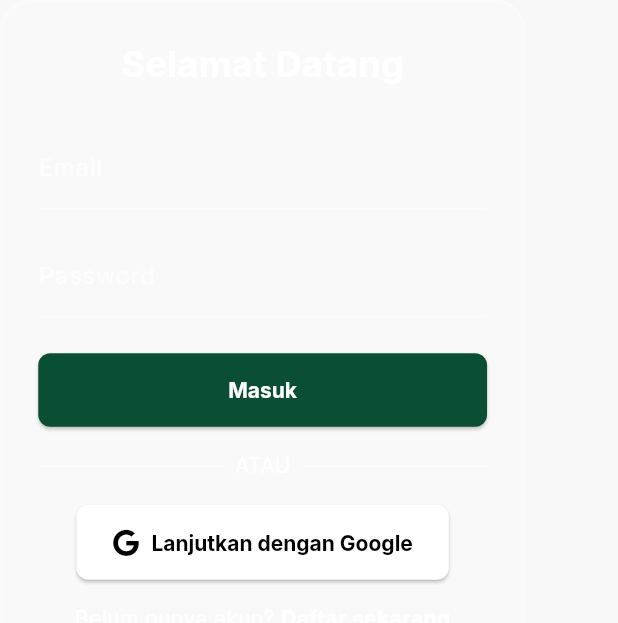
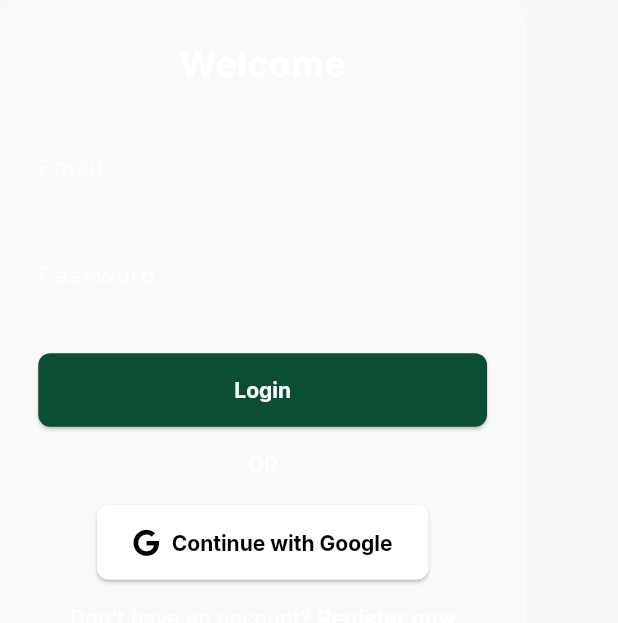
Before and after one commit to AlvindraRamadhan/E-commerce_Ruang, a Flutter app: the LoginForm widget shown alone on an empty page, opened directly with empty values, on a phone screen of 412 x 824 dp. Shown: the top 623 px of the screen. Run offline on Flutter 3.47's test engine with Material 3 defaults, Android fonts, the phone set to English and light mode, and no system bars; our stand-ins replace cloud_firestore, firebase_auth, firebase_core, flip_card, flutter_animate, font_awesome_flutter and 6 more; accounts and stored records are empty; network calls fail.

Commit message:
feat(l10n): Implement localization for onboarding and auth pages

```diff
--- a/lib/l10n/app_strings.dart
+++ b/lib/l10n/app_strings.dart
@@ -38,6 +38,11 @@ class AppStrings {
     'haveAccount': 'Already have an account?',
     'loginHere': 'Login here',
     'or': 'OR',
+    'loginFailedTitle': 'Login Failed',
+    'loginFailedDesc':
+        'The email or password you entered is incorrect or not registered.',
+    'tryAgain': 'Try Again',
+    'passwordMismatch': 'Passwords do not match.',
   };
 
   static const Map<String, String> _id = {
@@ -77,9 +82,13 @@ class AppStrings {
     'haveAccount': 'Sudah punya akun?',
     'loginHere': 'Masuk di sini',
     'or': 'ATAU',
+    'loginFailedTitle': 'Login Gagal',
+    'loginFailedDesc':
+        'Email atau password yang Anda masukkan salah atau belum terdaftar.',
+    'tryAgain': 'Coba Lagi',
+    'passwordMismatch': 'Password tidak cocok.',
   };
 
-  // Logika baru: Terima Locale, kembalikan String yang benar
   static String get(Locale locale, String key) {
     if (locale.languageCode == 'id') {
       return _id[key] ?? key;
--- a/lib/presentation/screens/auth/auth_page.dart
+++ b/lib/presentation/screens/auth/auth_page.dart
@@ -2,6 +2,9 @@ import 'dart:ui';
 import 'package:flip_card/flip_card.dart';
 import 'package:flutter/material.dart';
 import 'package:lottie/lottie.dart';
+import 'package:provider/provider.dart';
+import 'package:ruang/l10n/app_strings.dart';
+import 'package:ruang/presentation/providers/locale_provider.dart';
 import 'package:ruang/presentation/screens/main/main_screen.dart';
 import 'package:ruang/services/auth_service.dart';
 import 'package:font_awesome_flutter/font_awesome_flutter.dart';
@@ -64,8 +67,9 @@ class _LoginFormState extends State<LoginForm> {
   final _passwordController = TextEditingController();
   bool _isLoading = false;
 
-  // DIALOG ERROR
   void _showErrorDialog() {
+    // Ambil locale di dalam method, karena context tersedia di sini
+    final locale = context.read<LocaleProvider>().locale;
     showDialog(
       context: context,
       builder: (context) {
@@ -78,12 +82,12 @@ class _LoginFormState extends State<LoginForm> {
               Lottie.asset('assets/images/failed.json', width: 120),
               const SizedBox(height: 16),
               Text(
-                'Login Gagal',
+                AppStrings.get(locale, 'loginFailedTitle'),
                 style: Theme.of(context).textTheme.titleLarge,
               ),
               const SizedBox(height: 8),
-              const Text(
-                "Email atau password yang Anda masukkan salah atau belum terdaftar.",
+              Text(
+                AppStrings.get(locale, 'loginFailedDesc'),
                 textAlign: TextAlign.center,
               ),
             ],
@@ -95,11 +99,11 @@ class _LoginFormState extends State<LoginForm> {
                 Navigator.of(context).pop();
                 widget.onFlip();
               },
-              child: const Text('Daftar'),
+              child: Text(AppStrings.get(locale, 'register')),
             ),
             TextButton(
               onPressed: () => Navigator.of(context).pop(),
-              child: const Text('Coba Lagi'),
+              child: Text(AppStrings.get(locale, 'tryAgain')),
             )
           ],
         );
@@ -155,22 +159,27 @@ class _LoginFormState extends State<LoginForm> {
 
   @override
   Widget build(BuildContext context) {
+    final locale = context.watch<LocaleProvider>().locale;
     return AuthCard(
       isLoading: _isLoading,
-      title: 'Selamat Datang',
+      title: AppStrings.get(locale, 'welcome'),
       fields: [
-        AuthTextField(controller: _emailController, labelText: 'Email'),
+        AuthTextField(
+            controller: _emailController,
+            labelText: AppStrings.get(locale, 'email')),
         const SizedBox(height: 16),
         AuthTextField(
             controller: _passwordController,
-            labelText: 'Password',
+            labelText: AppStrings.get(locale, 'password'),
             obscureText: true),
       ],
-      primaryButtonText: 'Masuk',
+      primaryButtonText: AppStrings.get(locale, 'login'),
       onPrimaryButtonPressed: _signIn,
+      googleButtonText: AppStrings.get(locale, 'loginGoogle'),
       onGoogleButtonPressed: _signInWithGoogle,
-      secondaryText: 'Belum punya akun? ',
-      secondaryButtonText: 'Daftar sekarang',
+      separatorText: AppStrings.get(locale, 'or'),
+      secondaryText: '${AppStrings.get(locale, 'noAccount')} ',
+      secondaryButtonText: AppStrings.get(locale, 'registerNow'),
       onSecondaryButtonPressed: widget.onFlip,
     );
   }
@@ -191,10 +200,11 @@ class _RegisterFormState extends State<RegisterForm> {
   bool _isLoading = false;
 
   Future<void> _signUp() async {
+    final locale = context.read<LocaleProvider>().locale;
     if (_passwordController.text.trim() !=
         _confirmPasswordController.text.trim()) {
-      ScaffoldMessenger.of(context)
-          .showSnackBar(const SnackBar(content: Text("Password tidak cocok.")));
+      ScaffoldMessenger.of(context).showSnackBar(
+          SnackBar(content: Text(AppStrings.get(locale, 'passwordMismatch'))));
       return;
     }
     setState(() => _isLoading = true);
@@ -230,26 +240,29 @@ class _RegisterFormState extends State<RegisterForm> {
 
   @override
   Widget build(BuildContext context) {
+    final locale = context.watch<LocaleProvider>().locale;
     return AuthCard(
       isLoading: _isLoading,
-      title: 'Buat Akun Baru',
+      title: AppStrings.get(locale, 'createAccount'),
       fields: [
-        AuthTextField(controller: _emailController, labelText: 'Email'),
+        AuthTextField(
+            controller: _emailController,
+            labelText: AppStrings.get(locale, 'email')),
         const SizedBox(height: 16),
         AuthTextField(
             controller: _passwordController,
-            labelText: 'Password',
+            labelText: AppStrings.get(locale, 'password'),
             obscureText: true),
         const SizedBox(height: 16),
         AuthTextField(
             controller: _confirmPasswordController,
-            labelText: 'Konfirmasi Password',
+            labelText: AppStrings.get(locale, 'confirmPassword'),
             obscureText: true),
       ],
-      primaryButtonText: 'Daftar',
+      primaryButtonText: AppStrings.get(locale, 'register'),
       onPrimaryButtonPressed: _signUp,
-      secondaryText: 'Sudah punya akun? ',
-      secondaryButtonText: 'Masuk di sini',
+      secondaryText: '${AppStrings.get(locale, 'haveAccount')} ',
+      secondaryButtonText: AppStrings.get(locale, 'loginHere'),
       onSecondaryButtonPressed: widget.onFlip,
     );
   }
@@ -262,10 +275,13 @@ class AuthCard extends StatelessWidget {
   final List<Widget> fields;
   final String primaryButtonText;
   final VoidCallback onPrimaryButtonPressed;
+  final String? googleButtonText;
   final VoidCallback? onGoogleButtonPressed;
+  final String? separatorText;
   final String secondaryText;
   final String secondaryButtonText;
   final VoidCallback onSecondaryButtonPressed;
+
   const AuthCard({
     super.key,
     required this.isLoading,
@@ -273,11 +289,14 @@ class AuthCard extends StatelessWidget {
     required this.fields,
     required this.primaryButtonText,
     required this.onPrimaryButtonPressed,
+    this.googleButtonText,
     this.onGoogleButtonPressed,
+    this.separatorText,
     required this.secondaryText,
     required this.secondaryButtonText,
     required this.onSecondaryButtonPressed,
   });
+
   @override
   Widget build(BuildContext context) {
     return IgnorePointer(
@@ -322,22 +341,22 @@ class AuthCard extends StatelessWidget {
                             : Text(primaryButtonText))),
                 if (onGoogleButtonPressed != null) ...[
                   const SizedBox(height: 16),
-                  const Row(
+                  Row(
                     children: [
-                      Expanded(child: Divider(color: Colors.white70)),
+                      const Expanded(child: Divider(color: Colors.white70)),
                       Padding(
-                        padding: EdgeInsets.symmetric(horizontal: 8.0),
-                        child:
-                            Text('ATAU', style: TextStyle(color: Colors.white)),
+                        padding: const EdgeInsets.symmetric(horizontal: 8.0),
+                        child: Text(separatorText ?? 'OR',
+                            style: const TextStyle(color: Colors.white)),
                       ),
-                      Expanded(child: Divider(color: Colors.white70)),
+                      const Expanded(child: Divider(color: Colors.white70)),
                     ],
                   ),
                   const SizedBox(height: 16),
                   ElevatedButton.icon(
                     onPressed: onGoogleButtonPressed,
                     icon: const FaIcon(FontAwesomeIcons.google, size: 18),
-                    label: const Text('Lanjutkan dengan Google'),
+                    label: Text(googleButtonText ?? 'Continue with Google'),
                     style: ElevatedButton.styleFrom(
                       backgroundColor: Colors.white,
                       foregroundColor: Colors.black,
```
